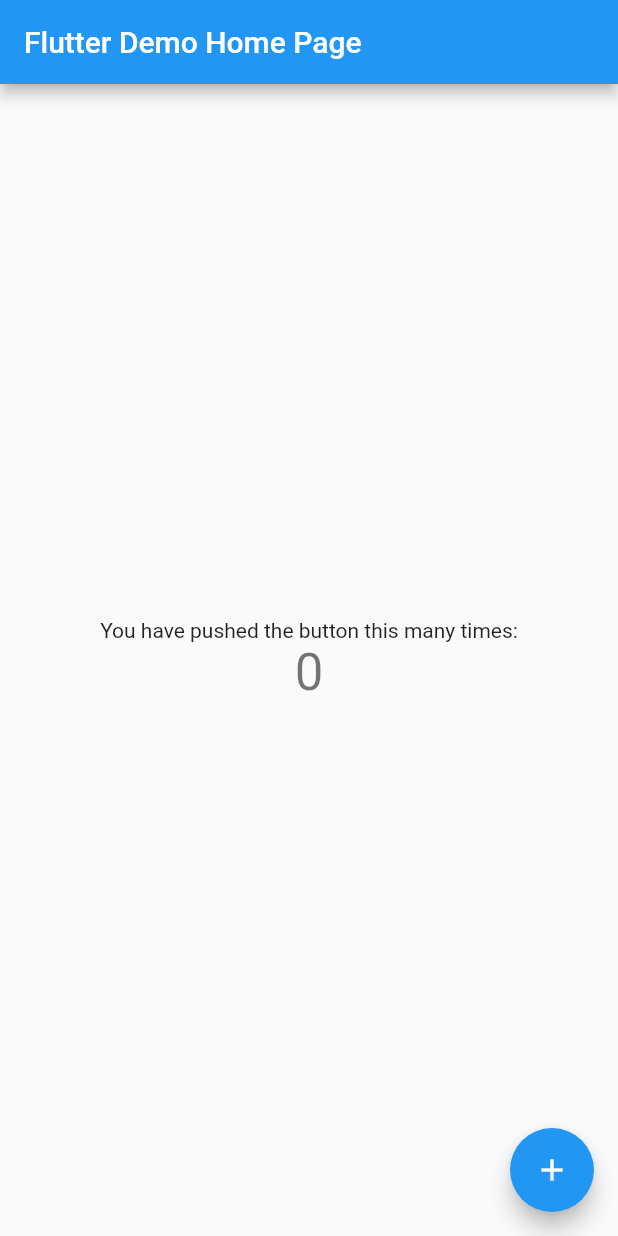
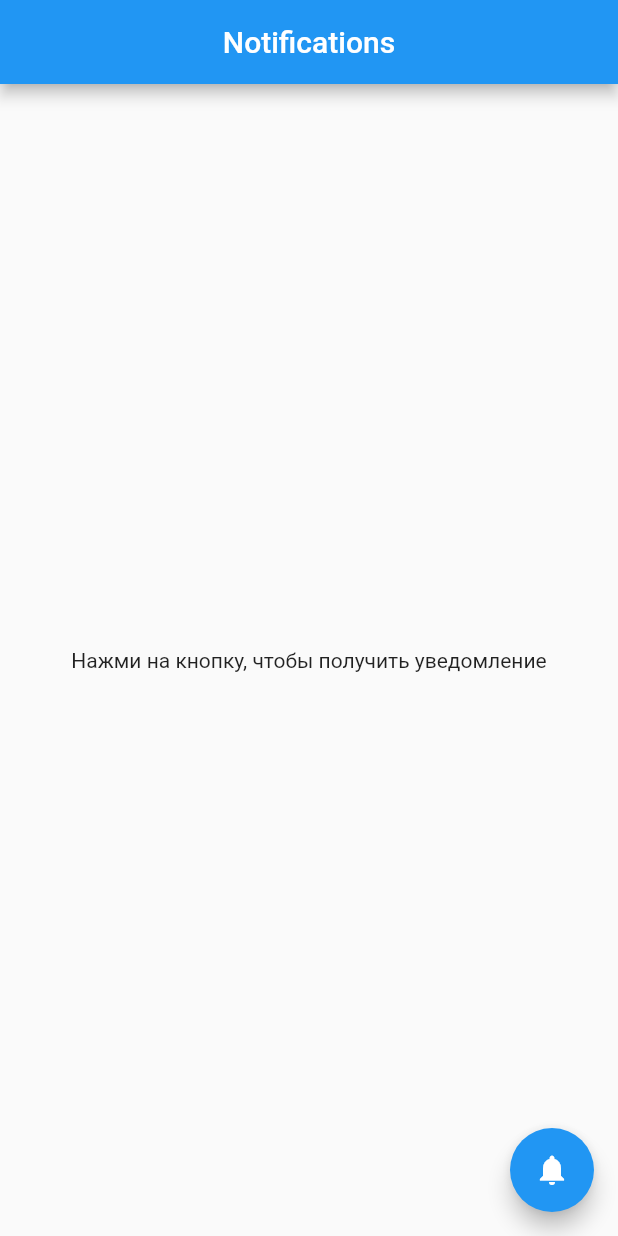
Before and after one commit to jestyal/notification_example, a Flutter app: the screen it shows after launch, on a phone screen of 412 x 824 dp. Run offline on Flutter 3.47's test engine with Material 2 defaults, Android fonts, the phone set to English and light mode, and no system bars; our stand-ins replace flutter_local_notifications.

Commit message:
Added notifications settings

```diff
--- a/lib/main.dart
+++ b/lib/main.dart
@@ -1,4 +1,5 @@
 import 'package:flutter/material.dart';
+import 'package:flutter_local_notifications/flutter_local_notifications.dart';
 
 void main() {
   runApp(const MyApp());
@@ -7,62 +8,81 @@ void main() {
 class MyApp extends StatelessWidget {
   const MyApp({Key? key}) : super(key: key);
 
-  // This widget is the root of your application.
   @override
   Widget build(BuildContext context) {
     return MaterialApp(
-      title: 'Flutter Demo',
+      debugShowCheckedModeBanner: false,
+      title: 'Flutter Notification Demo',
       theme: ThemeData(
         primarySwatch: Colors.blue,
       ),
-      home: const MyHomePage(title: 'Flutter Demo Home Page'),
+      home: Scaffold(
+        appBar: AppBar(title: const Text("Notifications"), centerTitle: true),
+        body: const NotificationApp(),
+      ),
     );
   }
 }
 
-class MyHomePage extends StatefulWidget {
-  const MyHomePage({Key? key, required this.title}) : super(key: key);
 
-  final String title;
+class NotificationApp extends StatefulWidget {
+  const NotificationApp({ Key? key }) : super(key: key);
 
   @override
-  State<MyHomePage> createState() => _MyHomePageState();
+  _NotificationAppState createState() => _NotificationAppState();
 }
 
-class _MyHomePageState extends State<MyHomePage> {
-  int _counter = 0;
+class _NotificationAppState extends State<NotificationApp> {
 
-  void _incrementCounter() {
-    setState(() {
-      _counter++;
-    });
+  late FlutterLocalNotificationsPlugin localNotifications;
+
+  @override
+  void initState() {
+    super.initState();
+    //объект для Android настроек
+    var androidInitialize = const AndroidInitializationSettings('ic_launcher');
+    //объект для IOS настроек
+    var IOSInitialize = const IOSInitializationSettings(
+      requestSoundPermission: false,
+      requestBadgePermission: false,
+      requestAlertPermission: false,);
+    // общая инициализация
+    var initializationSettings = InitializationSettings(
+        android: androidInitialize, iOS: IOSInitialize);
+
+    //мы создаем локальное уведомление
+    localNotifications = FlutterLocalNotificationsPlugin();
+    localNotifications.initialize(initializationSettings);
+  }
+
+  Future _showNotification() async {
+    var androidDetails = const AndroidNotificationDetails(
+      "ID",
+      "Название уведомления",
+      importance: Importance.high,
+      channelDescription: "Контент уведомления",
+    );
+
+    var iosDetails = const IOSNotificationDetails();
+    var generalNotificationDetails =
+    NotificationDetails(android: androidDetails, iOS: iosDetails);
+    await localNotifications.show(
+        0, "Название", "Тело уведомления", generalNotificationDetails);
+
   }
 
   @override
   Widget build(BuildContext context) {
     return Scaffold(
-      appBar: AppBar(
-        title: Text(widget.title),
-      ),
-      body: Center(
-        child: Column(
-          mainAxisAlignment: MainAxisAlignment.center,
-          children: <Widget>[
-            const Text(
-              'You have pushed the button this many times:',
-            ),
-            Text(
-              '$_counter',
-              style: Theme.of(context).textTheme.headline4,
-            ),
-          ],
-        ),
+
+      body: const Center(
+        child: Text('Нажми на кнопку, чтобы получить уведомление'),
       ),
       floatingActionButton: FloatingActionButton(
-        onPressed: _incrementCounter,
-        tooltip: 'Increment',
-        child: const Icon(Icons.add),
+        onPressed: _showNotification,
+        child: const Icon(Icons.notifications),
       ),
+
     );
   }
 }
--- a/pubspec.yaml
+++ b/pubspec.yaml
@@ -29,6 +29,8 @@ environment:
 dependencies:
   flutter:
     sdk: flutter
+
+  flutter_local_notifications: ^9.7.0
 
 
   # The following adds the Cupertino Icons font to your application.
```
Also changed, not shown: pubspec.lock, 2 other files.
